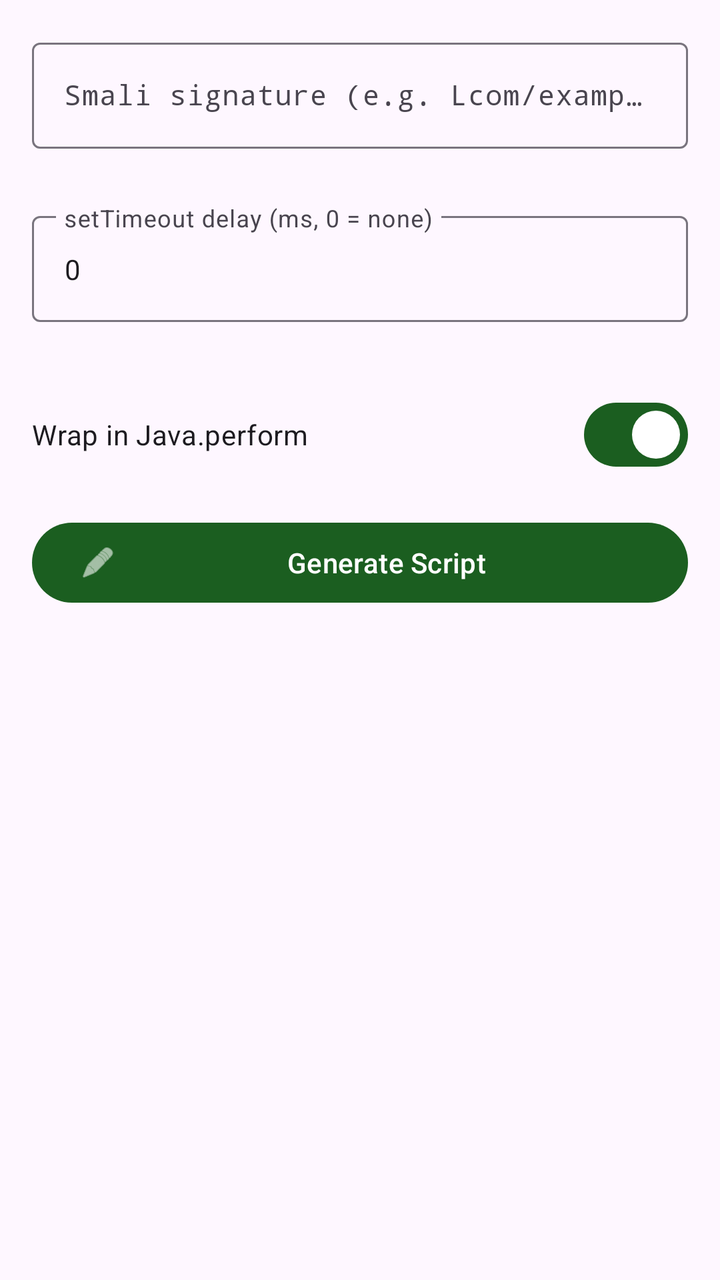
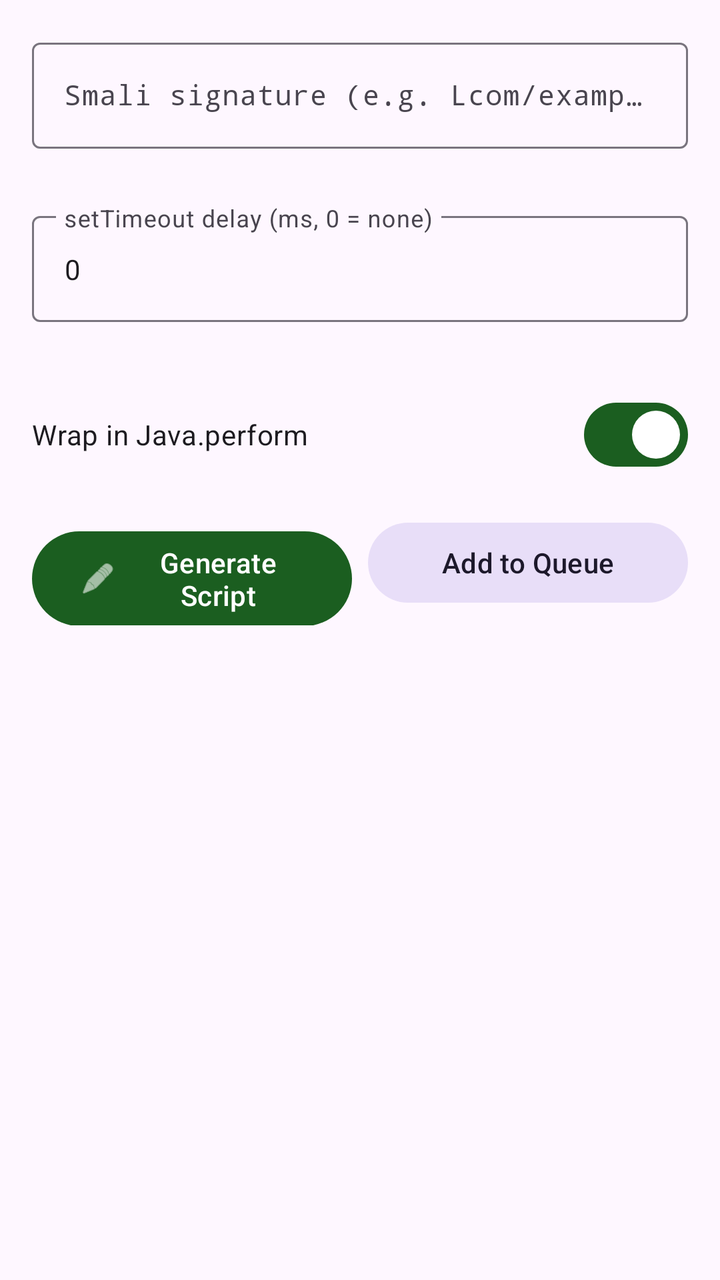

Compare the two renders of this Android layout. The source of the first and the diff that turns it into the second are given below.
<!-- AndroidManifest.xml: application theme AppTheme -->
<!-- res/layout/fragment_java_hook.xml -->
<?xml version="1.0" encoding="utf-8"?>
<ScrollView xmlns:android="http://schemas.android.com/apk/res/android"
    xmlns:app="http://schemas.android.com/apk/res-auto"
    android:layout_width="match_parent"
    android:layout_height="match_parent"
    android:padding="16dp">

    <LinearLayout
        android:layout_width="match_parent"
        android:layout_height="wrap_content"
        android:orientation="vertical">

        <com.google.android.material.textfield.TextInputLayout
            android:id="@+id/layout_smali_signature"
            android:layout_width="match_parent"
            android:layout_height="wrap_content"
            android:hint="@string/hint_smali_signature"
            app:errorEnabled="true"
            style="@style/Widget.Material3.TextInputLayout.OutlinedBox">

            <com.google.android.material.textfield.TextInputEditText
                android:id="@+id/edit_smali_signature"
                android:layout_width="match_parent"
                android:layout_height="wrap_content"
                android:inputType="text"
                android:fontFamily="monospace"
                android:textSize="14sp" />

        </com.google.android.material.textfield.TextInputLayout>

        <com.google.android.material.textfield.TextInputLayout
            android:id="@+id/layout_timeout"
            android:layout_width="match_parent"
            android:layout_height="wrap_content"
            android:layout_marginTop="8dp"
            android:hint="@string/hint_timeout_ms"
            app:errorEnabled="true"
            style="@style/Widget.Material3.TextInputLayout.OutlinedBox">

            <com.google.android.material.textfield.TextInputEditText
                android:id="@+id/edit_timeout"
                android:layout_width="match_parent"
                android:layout_height="wrap_content"
                android:inputType="number"
                android:maxLength="6"
                android:text="0"
                android:textSize="14sp" />

        </com.google.android.material.textfield.TextInputLayout>

        <com.google.android.material.materialswitch.MaterialSwitch
            android:id="@+id/switch_full_script"
            android:layout_width="match_parent"
            android:layout_height="wrap_content"
            android:layout_marginTop="12dp"
            android:text="@string/switch_full_script"
            android:checked="true" />

        <com.google.android.material.button.MaterialButton
            android:id="@+id/btn_generate"
            android:layout_width="match_parent"
            android:layout_height="wrap_content"
            android:layout_marginTop="16dp"
            android:text="@string/btn_generate"
            app:icon="@android:drawable/ic_menu_edit" />

        <TextView
            android:id="@+id/label_output"
            android:layout_width="wrap_content"
            android:layout_height="wrap_content"
            android:layout_marginTop="20dp"
            android:text="@string/label_output"
            android:textStyle="bold"
            android:textSize="14sp"
            android:visibility="gone" />

        <HorizontalScrollView
            android:layout_width="match_parent"
            android:layout_height="wrap_content"
            android:layout_marginTop="8dp">

            <TextView
                android:id="@+id/text_output"
                android:layout_width="wrap_content"
                android:layout_height="wrap_content"
                android:padding="16dp"
                android:background="@color/code_bg"
                android:textColor="@color/code_text"
                android:fontFamily="monospace"
                android:textSize="12sp"
                android:textIsSelectable="true"
                android:visibility="gone" />

        </HorizontalScrollView>

        <com.google.android.material.button.MaterialButton
            android:id="@+id/btn_copy"
            android:layout_width="match_parent"
            android:layout_height="wrap_content"
            android:layout_marginTop="12dp"
            android:text="@string/btn_copy"
            android:visibility="gone"
            style="@style/Widget.Material3.Button.TonalButton" />

        <com.google.android.material.button.MaterialButton
            android:id="@+id/btn_export"
            android:layout_width="match_parent"
            android:layout_height="wrap_content"
            android:layout_marginTop="8dp"
            android:text="@string/btn_export"
            android:visibility="gone"
            style="@style/Widget.Material3.Button.OutlinedButton" />

    </LinearLayout>
</ScrollView>
<!-- resources referenced by this layout -->
<resources>
  <color name="code_bg">#263238</color>
  <color name="code_text">#A5D6A7</color>
  <string name="btn_copy">Copy to Clipboard</string>
  <string name="btn_export">Export to File</string>
  <string name="btn_generate">Generate Script</string>
  <string name="hint_smali_signature">Smali signature (e.g. Lcom/example/Foo;-&gt;bar(I)V)</string>
  <string name="hint_timeout_ms">setTimeout delay (ms, 0 = none)</string>
  <string name="label_output">Generated Script</string>
  <string name="switch_full_script">Wrap in Java.perform</string>
  <style name="AppTheme" parent="Theme.Material3.DayNight.NoActionBar">
          <item name="colorPrimary">@color/primary</item>
          <item name="colorPrimaryContainer">@color/primary_dark</item>
          <item name="colorOnPrimary">@android:color/white</item>
          <item name="colorSecondary">@color/accent</item>
          <item name="android:statusBarColor">@color/primary_dark</item>
      </style>
  <color name="primary">#1B5E20</color>
  <color name="primary_dark">#003300</color>
  <color name="accent">#4CAF50</color>
</resources>

<!-- the commit's change to res/layout/fragment_java_hook.xml (unified diff, before → after) -->
@@ -56,13 +56,75 @@
             android:text="@string/switch_full_script"
             android:checked="true" />
 
-        <com.google.android.material.button.MaterialButton
-            android:id="@+id/btn_generate"
+        <LinearLayout
             android:layout_width="match_parent"
             android:layout_height="wrap_content"
+            android:orientation="horizontal"
+            android:layout_marginTop="16dp">
+
+            <com.google.android.material.button.MaterialButton
+                android:id="@+id/btn_generate"
+                android:layout_width="0dp"
+                android:layout_height="wrap_content"
+                android:layout_weight="1"
+                android:text="@string/btn_generate"
+                android:layout_marginEnd="4dp"
+                app:icon="@android:drawable/ic_menu_edit" />
+
+            <com.google.android.material.button.MaterialButton
+                android:id="@+id/btn_add_to_queue"
+                android:layout_width="0dp"
+                android:layout_height="wrap_content"
+                android:layout_weight="1"
+                android:text="@string/btn_add_to_queue"
+                android:layout_marginStart="4dp"
+                style="@style/Widget.Material3.Button.TonalButton" />
+
+        </LinearLayout>
+
+        
+        <TextView
+            android:id="@+id/label_queue"
+            android:layout_width="wrap_content"
+            android:layout_height="wrap_content"
             android:layout_marginTop="16dp"
-            android:text="@string/btn_generate"
-            app:icon="@android:drawable/ic_menu_edit" />
+            android:textStyle="bold"
+            android:textSize="14sp"
+            android:visibility="gone" />
+
+        <androidx.recyclerview.widget.RecyclerView
+            android:id="@+id/recycler_queue"
+            android:layout_width="match_parent"
+            android:layout_height="wrap_content"
+            android:nestedScrollingEnabled="false"
+            android:visibility="gone" />
+
+        <LinearLayout
+            android:id="@+id/layout_queue_actions"
+            android:layout_width="match_parent"
+            android:layout_height="wrap_content"
+            android:orientation="horizontal"
+            android:layout_marginTop="8dp"
+            android:visibility="gone">
+
+            <com.google.android.material.button.MaterialButton
+                android:id="@+id/btn_compose"
+                android:layout_width="0dp"
+                android:layout_height="wrap_content"
+                android:layout_weight="1"
+                android:text="@string/btn_compose_script"
+                android:layout_marginEnd="4dp" />
+
+            <com.google.android.material.button.MaterialButton
+                android:id="@+id/btn_clear_queue"
+                android:layout_width="0dp"
+                android:layout_height="wrap_content"
+                android:layout_weight="1"
+                android:text="@string/btn_clear_queue"
+                android:layout_marginStart="4dp"
+                style="@style/Widget.Material3.Button.OutlinedButton" />
+
+        </LinearLayout>
 
         <TextView
             android:id="@+id/label_output"
<!-- resource entries referenced after the edit -->
@@ -2,6 +2,9 @@
 <resources>
   <color name="code_bg">#263238</color>
   <color name="code_text">#A5D6A7</color>
+  <string name="btn_add_to_queue">Add to Queue</string>
+  <string name="btn_clear_queue">Clear Queue</string>
+  <string name="btn_compose_script">Compose Script</string>
   <string name="btn_copy">Copy to Clipboard</string>
   <string name="btn_export">Export to File</string>
   <string name="btn_generate">Generate Script</string>
